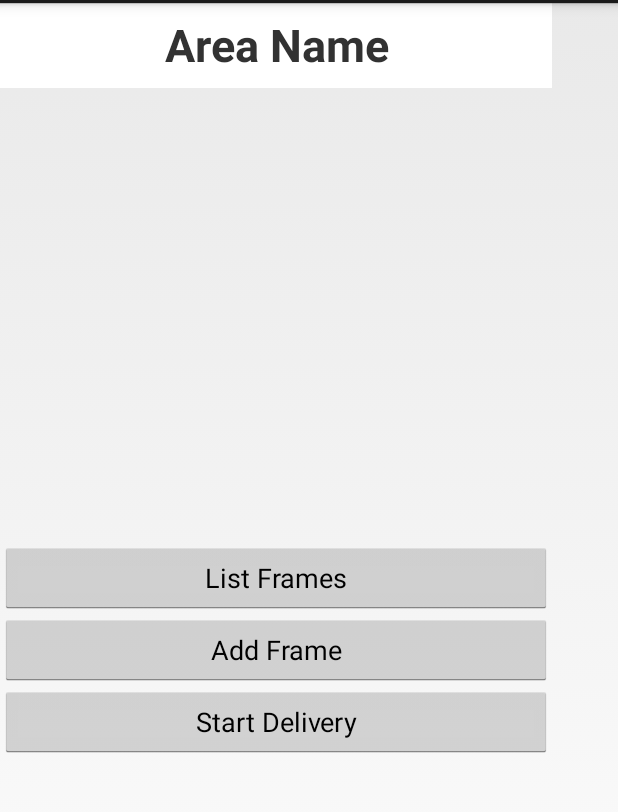
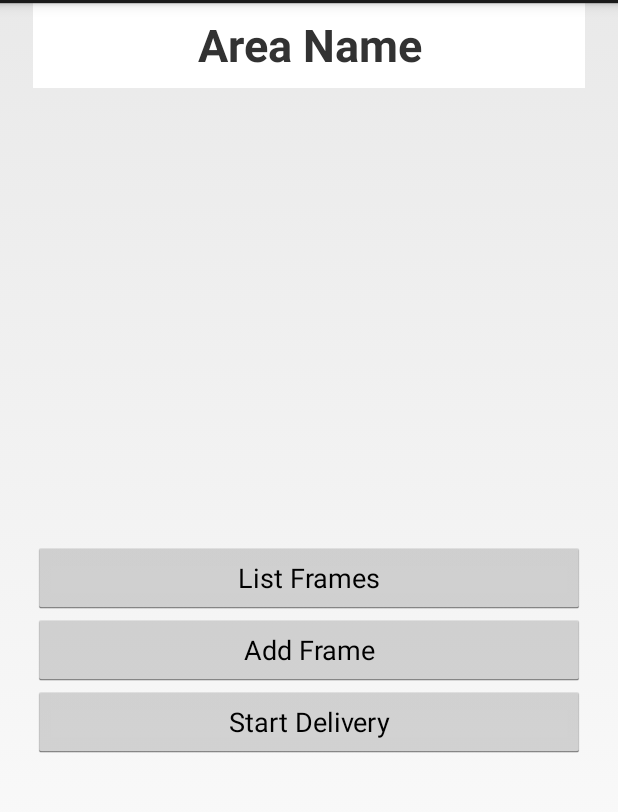
Before and after one commit to taka16a23/DeliveryBook, an Android app: the BookActivity screen opened directly, with no data from a screen before it, on a phone screen of 412 x 824 dp, the part 69-881 px from its top. Run offline under Robolectric (Android 15) with nearby library versions, the light colour scheme and no system bars; 3 statements that could not run were skipped.

Commit message:
Fixed layouts to center horizontal.

```diff
--- a/app/src/main/res/layout/activity_book.xml
+++ b/app/src/main/res/layout/activity_book.xml
@@ -1,9 +1,10 @@
 <?xml version="1.0" encoding="utf-8"?>
-<android.support.constraint.ConstraintLayout xmlns:android="http://schemas.android.com/apk/res/android"
+<LinearLayout xmlns:android="http://schemas.android.com/apk/res/android"
     xmlns:app="http://schemas.android.com/apk/res-auto"
     xmlns:tools="http://schemas.android.com/tools"
     android:layout_width="match_parent"
     android:layout_height="match_parent"
+    android:gravity="center_horizontal"
     tools:context="info.no_ip.taka16.deliverybook.book.BookActivity">
 
     <LinearLayout
@@ -11,9 +12,9 @@
         android:layout_height="503dp"
         android:gravity="bottom"
         android:orientation="vertical"
+        android:weightSum="1"
         tools:layout_editor_absoluteX="8dp"
-        tools:layout_editor_absoluteY="8dp"
-        android:weightSum="1">
+        tools:layout_editor_absoluteY="8dp">
 
         <LinearLayout
             android:layout_width="match_parent"
@@ -42,12 +43,14 @@
             android:id="@+id/book_list_frame_button"
             android:layout_width="match_parent"
             android:layout_height="wrap_content"
+            android:gravity="center"
             android:text="@string/list_frames" />
 
         <Button
             android:id="@+id/book_add_frame"
             android:layout_width="match_parent"
             android:layout_height="wrap_content"
+            android:gravity="center"
             android:text="@string/add_frame"
             tools:text="@string/add_frame" />
 
@@ -55,6 +58,7 @@
             android:id="@+id/book_start_delivery_button"
             android:layout_width="match_parent"
             android:layout_height="wrap_content"
+            android:gravity="center"
             android:text="@string/start_delivery" />
     </LinearLayout>
-</android.support.constraint.ConstraintLayout>
+</LinearLayout>
```
